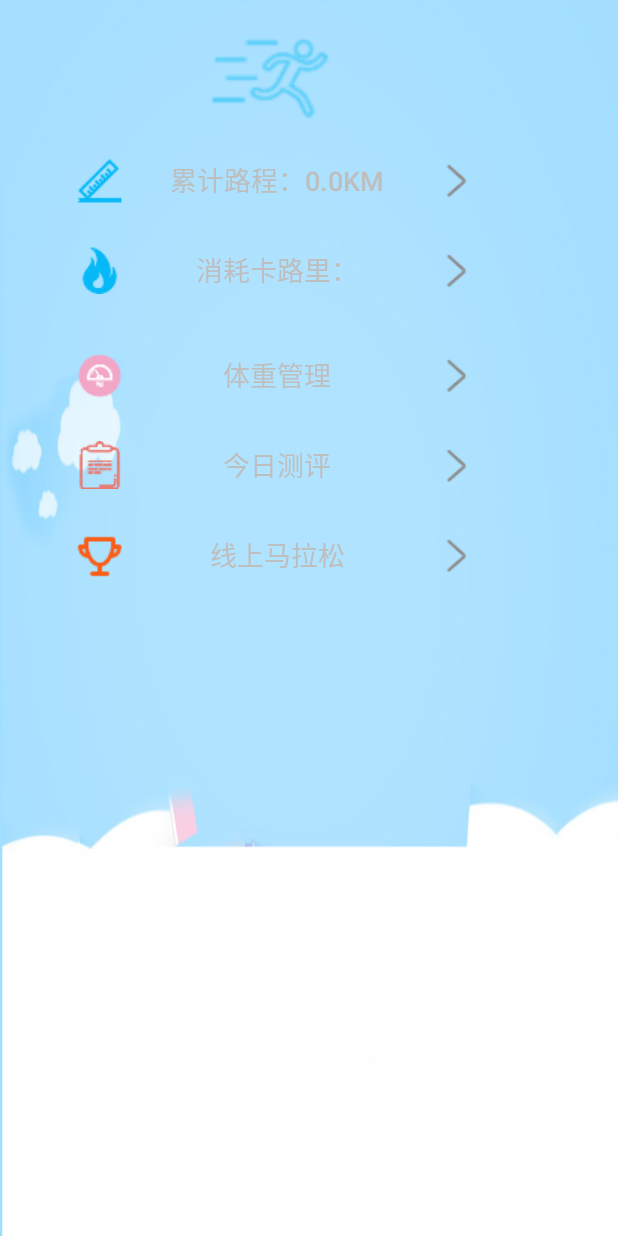
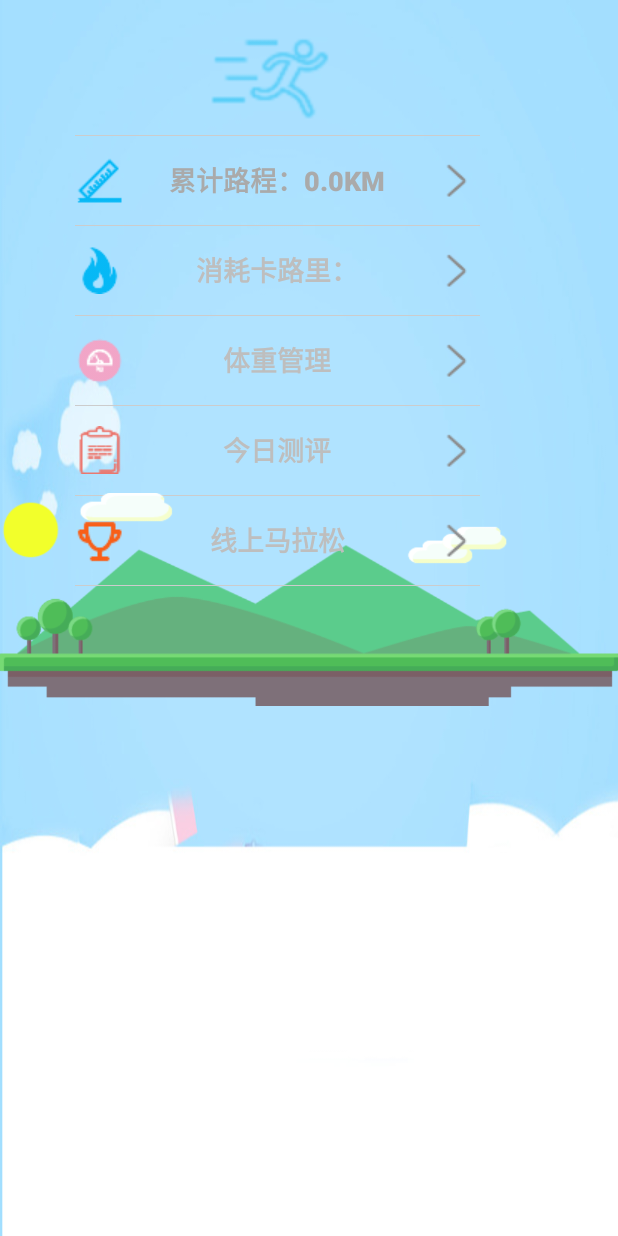
Before and after one commit to siweituxin-whursgis/Route-NightRun, an Android app: the layout fragment_running_esimate.xml on its own in the app's theme, with its tools: preview values and no code run, on a phone screen of 412 x 824 dp. Run offline under Robolectric (Android 15) with nearby library versions, the phone set to English and light mode, and no system bars.

Commit message:
更改背景图片

```diff
--- a/app/src/main/res/layout/fragment_running_esimate.xml
+++ b/app/src/main/res/layout/fragment_running_esimate.xml
@@ -101,36 +101,36 @@
 
         app:srcCompat="@drawable/sport" />
 
-    <Button
-        android:id="@+id/button_esitimate"
+    <View
         android:layout_width="270dp"
-        android:layout_height="60dp"
+        android:layout_height="0.5dip"
         android:layout_marginLeft="50dp"
-        android:layout_marginTop="280dp"
-        android:background="@android:color/transparent"
+        android:layout_marginTop="150dp"
+        android:background="#cccccc" />
 
-        android:drawableLeft="@drawable/testkg"
-        android:drawableRight="@drawable/gotoright"
-        android:gravity="center_horizontal|center"
-        android:text="今日测评"
-        android:textColor="?android:attr/textColorSecondaryInverseNoDisable"
-        android:textSize="18sp"
-        tools:textColor="?android:attr/textColorSecondaryInverseNoDisable" />
+    <View
+        android:id="@+id/view4"
+        android:layout_width="270dp"
+        android:layout_height="0.5dip"
+        android:layout_marginLeft="50dp"
+        android:layout_marginTop="90dp"
+        android:background="#cccccc" />
 
     <Button
         android:id="@+id/button_runcom"
         android:layout_width="270dp"
         android:layout_height="60dp"
         android:layout_marginLeft="50dp"
-        android:layout_marginTop="340dp"
+        android:layout_marginTop="330dp"
         android:background="@android:color/transparent"
 
         android:drawableLeft="@drawable/run_com"
         android:drawableRight="@drawable/gotoright"
         android:gravity="center_horizontal|center"
         android:text="线上马拉松"
-        android:textColor="?android:attr/textColorSecondaryInverseNoDisable"
+        android:textColor="@android:color/darker_gray"
         android:textSize="18sp"
+        android:textStyle="bold"
         tools:textColor="?android:attr/textColorSecondaryInverseNoDisable" />
 
     <Button
@@ -138,15 +138,16 @@
         android:layout_width="270dp"
         android:layout_height="60dp"
         android:layout_marginLeft="50dp"
-        android:layout_marginTop="220dp"
+        android:layout_marginTop="210dp"
         android:background="@android:color/transparent"
 
         android:drawableLeft="@drawable/kg"
         android:drawableRight="@drawable/gotoright"
         android:gravity="center_horizontal|center"
         android:text="体重管理"
-        android:textColor="?android:attr/textColorSecondaryInverseNoDisable"
+        android:textColor="@android:color/darker_gray"
         android:textSize="18sp"
+        android:textStyle="bold"
         tools:textColor="?android:attr/textColorSecondaryInverseNoDisable" />
 
     <Button
@@ -163,9 +164,9 @@
         android:elevation="0dp"
         android:gravity="center_horizontal|center"
         android:text="累计路程：0.0KM"
-        android:textColor="?android:attr/textColorSecondaryInverseNoDisable"
+        android:textColor="@android:color/darker_gray"
         android:textSize="18sp"
-        tools:textColor="?android:attr/textColorSecondaryInverseNoDisable" />
+        android:textStyle="bold" />
 
     <Button
         android:id="@+id/button_cal"
@@ -181,8 +182,65 @@
         android:elevation="0dp"
         android:gravity="center_horizontal|center"
         android:text="消耗卡路里："
-        android:textColor="?android:attr/textColorSecondaryInverseNoDisable"
+        android:textColor="@android:color/darker_gray"
         android:textSize="18sp"
+        android:textStyle="bold"
+        tools:textColor="?android:attr/textColorSecondaryInverseNoDisable" />
+
+    <View
+        android:id="@+id/view3"
+        android:layout_width="270dp"
+        android:layout_height="0.5dip"
+        android:layout_marginLeft="50dp"
+        android:layout_marginTop="330dp"
+        android:background="#cccccc" />
+
+    <View
+        android:id="@+id/view2"
+        android:layout_width="270dp"
+        android:layout_height="0.5dip"
+        android:layout_marginLeft="50dp"
+        android:layout_marginTop="270dp"
+        android:background="#cccccc" />
+
+    <View
+        android:id="@+id/view"
+        android:layout_width="270dp"
+        android:layout_height="0.5dip"
+        android:layout_marginLeft="50dp"
+        android:layout_marginTop="210dp"
+        android:background="#cccccc" />
+
+    <ImageView
+        android:id="@+id/imageView5"
+        android:layout_width="wrap_content"
+        android:layout_height="wrap_content"
+        android:layout_marginTop="290dp"
+        app:srcCompat="@drawable/mout" />
+
+    <View
+        android:id="@+id/view5"
+        android:layout_width="270dp"
+        android:layout_height="0.5dip"
+        android:layout_marginLeft="50dp"
+        android:layout_marginTop="390dp"
+        android:background="#cccccc" />
+
+    <Button
+        android:id="@+id/button_esitimate"
+        android:layout_width="270dp"
+        android:layout_height="60dp"
+        android:layout_marginLeft="50dp"
+        android:layout_marginTop="270dp"
+        android:background="@android:color/transparent"
+
+        android:drawableLeft="@drawable/testkg"
+        android:drawableRight="@drawable/gotoright"
+        android:gravity="center_horizontal|center"
+        android:text="今日测评"
+        android:textColor="@android:color/darker_gray"
+        android:textSize="18sp"
+        android:textStyle="bold"
         tools:textColor="?android:attr/textColorSecondaryInverseNoDisable" />
 
 </FrameLayout>
```
Also changed, not shown: app/src/main/java/com/example/huyigong/route_nightrun/Indoor_run.java (+11 -0 lines), app/src/main/res/layout/activity_indoor_run.xml (+11 -11 lines), app/src/main/res/layout/fragment_safe.xml (+49 -16 lines), app/src/main/res/drawable/aaaback.jpg (added), app/src/main/res/drawable/beijing_a.jpg (added), app/src/main/res/drawable/gymicon.png, app/src/main/res/drawable/mout.png (added), app/src/main/res/drawable/running_blue.png (added), app/src/main/res/drawable/safe_blue.png (added), app/src/main/res/drawable/schoolbus.png (added), app/src/main/res/drawable/talk_blue.png (added), app/src/main/res/drawable/test_blue.png (added), app/src/main/res/drawable/yejing.jpg (added), 1 other file.
